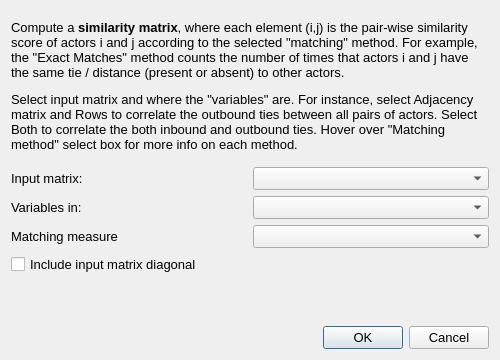
The window that src/forms/dialogsimilaritymatches.ui (socnetv/app) describes before a commit, drawn with Qt 5.
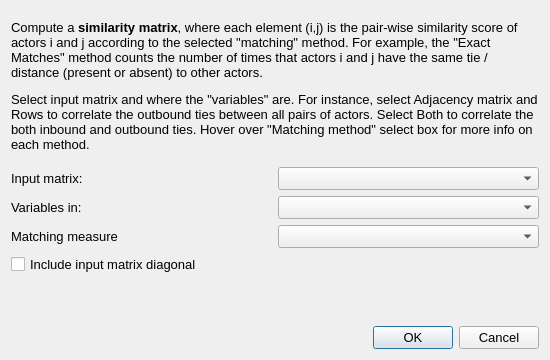
The same window after the commit.

Patch:
```diff
--- a/src/forms/dialogsimilaritymatches.ui
+++ b/src/forms/dialogsimilaritymatches.ui
@@ -9,7 +9,7 @@
    <rect>
     <x>0</x>
     <y>0</y>
-    <width>500</width>
+    <width>550</width>
     <height>360</height>
    </rect>
   </property>
@@ -21,7 +21,7 @@
   </property>
   <property name="minimumSize">
    <size>
-    <width>500</width>
+    <width>550</width>
     <height>360</height>
    </size>
   </property>
```
